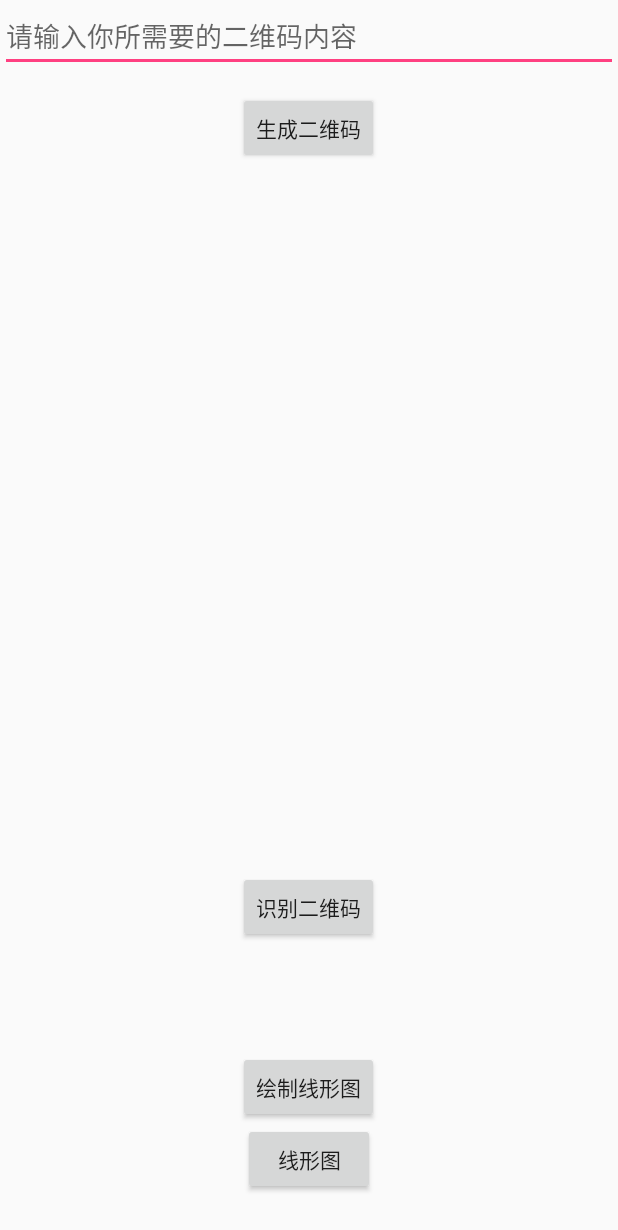
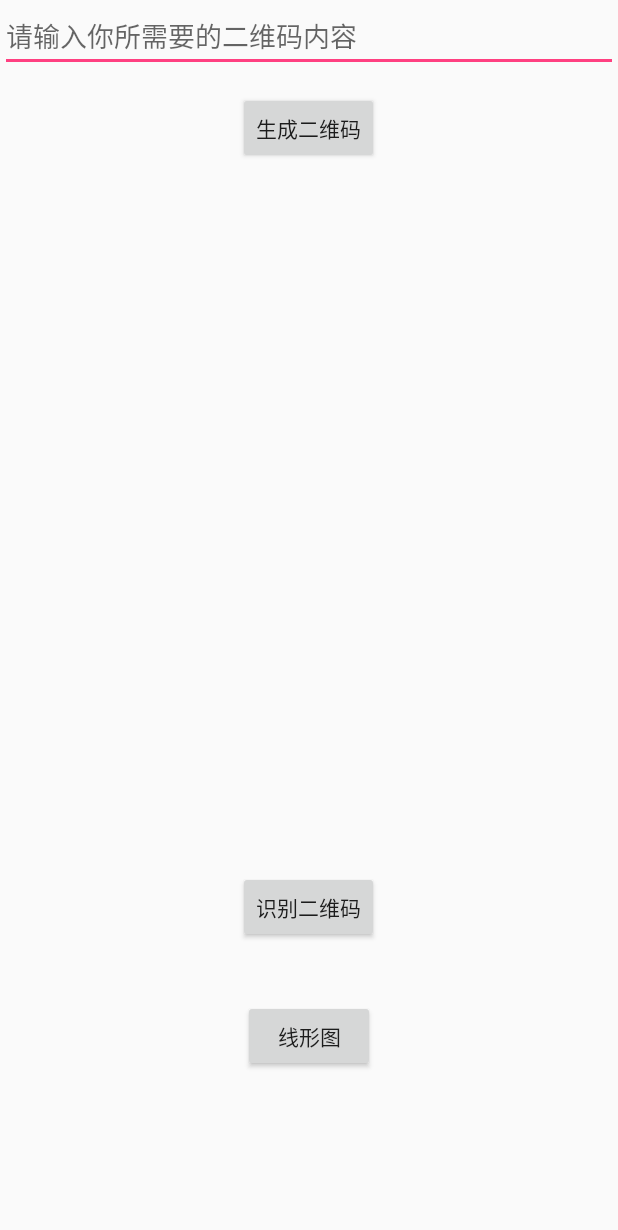
Before and after one commit to loveyyy/Test, an Android app: the screen it shows after launch (TestALL), on a phone screen of 412 x 824 dp. Shown: the top 1230 px of the screen. Run offline under Robolectric (Android 15) with nearby library versions, the phone set to English and light mode, and no system bars.

Commit message:
2018 7   16

```diff
--- a/app/build.gradle
+++ b/app/build.gradle
@@ -28,7 +28,7 @@ dependencies {
     implementation 'com.android.support:appcompat-v7:28.0.0-alpha3'
     implementation 'com.android.support.constraint:constraint-layout:1.1.2'
     implementation 'com.github.lecho:hellocharts-android:v1.5.8'
-    implementation 'com.github.PhilJay:MPAndroidChart:v3.0.3'
+    implementation 'com.github.PhilJay:MPAndroidChart:v3.0.2'
     implementation 'com.google.zxing:core:3.3.3'
     testImplementation 'junit:junit:4.12'
     androidTestImplementation 'com.android.support.test:runner:1.0.2'
--- a/app/src/main/java/com/example/administrator/test/TestALL.java
+++ b/app/src/main/java/com/example/administrator/test/TestALL.java
@@ -33,7 +33,7 @@ import com.google.zxing.qrcode.QRCodeReader;
 import Utils.QrcCodeUtils;
 
 public class TestALL extends Activity implements View.OnClickListener{
-    private Button btn_creat_code,btn_readcode,btn_todraw,btn_Mpcharts;
+    private Button btn_creat_code,btn_readcode,btn_Mpcharts;
     private ImageView imageView,iv_big;
     private Bitmap bitmap;
     private RelativeLayout rl;
@@ -84,10 +84,8 @@ public class TestALL extends Activity implements View.OnClickListener{
         });
         btn_creat_code=findViewById(R.id.btn_creatcode);
         btn_readcode=findViewById(R.id.btn_readcode);
-        btn_todraw=findViewById(R.id.btn_todraw);
         btn_creat_code.setOnClickListener(this);
         btn_readcode.setOnClickListener(this);
-        btn_todraw.setOnClickListener(this);
         btn_Mpcharts.setOnClickListener(this);
     }
     @Override
@@ -110,10 +108,6 @@ public class TestALL extends Activity implements View.OnClickListener{
                 break;
 
 
-            case R.id.btn_todraw:
-                Intent intent1=new Intent(TestALL.this,TestChart.class);
-                startActivity(intent1);
-                break;
             case R.id.iv_code:
                     iv_big.setImageBitmap(bitmap);
                     iv_big.setVisibility(View.VISIBLE);
--- a/app/src/main/res/drawable/button.xml
+++ b/app/src/main/res/drawable/button.xml
@@ -1,8 +1,8 @@
 <?xml version="1.0" encoding="utf-8"?>
 <shape xmlns:android="http://schemas.android.com/apk/res/android">
     <stroke
-        android:width="2dp"
-        android:color="@color/contents_text"/>
+        android:width="1dp"
+        android:color="@color/result_minor_text"/>
 <corners
     android:radius="10dp"/>
 </shape>
--- a/app/src/main/res/layout/mpandroidcharts.xml
+++ b/app/src/main/res/layout/mpandroidcharts.xml
@@ -1,6 +1,7 @@
 <?xml version="1.0" encoding="utf-8"?>
 <LinearLayout xmlns:android="http://schemas.android.com/apk/res/android"
     android:layout_width="match_parent"
+    android:background="#FFFF"
     android:layout_height="match_parent">
 
 
--- a/app/src/main/res/layout/testmain.xml
+++ b/app/src/main/res/layout/testmain.xml
@@ -51,22 +51,13 @@
             android:layout_alignParentBottom="true"
             android:layout_centerHorizontal="true"
             android:layout_marginBottom="138dp" />
-        <Button
-            android:id="@+id/btn_todraw"
-            android:layout_width="wrap_content"
-            android:layout_height="wrap_content"
-            android:layout_alignParentBottom="true"
-            android:layout_centerHorizontal="true"
-            android:layout_marginBottom="75dp"
-            android:text="绘制线形图" />
 
         <Button
             android:id="@+id/btn_Mpchats"
             android:layout_width="wrap_content"
             android:layout_height="wrap_content"
-            android:layout_below="@+id/btn_todraw"
+            android:layout_alignTop="@+id/tv_result"
             android:layout_centerHorizontal="true"
-            android:layout_marginTop="-75dp"
             android:text="线形图" />
     </RelativeLayout>
 
```
Also changed, not shown: app/src/main/java/com/example/administrator/test/Mark.java (added, +122 -0 lines), app/src/main/java/com/example/administrator/test/MpLineChats.java (+16 -6 lines), app/src/main/res/layout/chart_marker_view.xml (+3 -4 lines).
